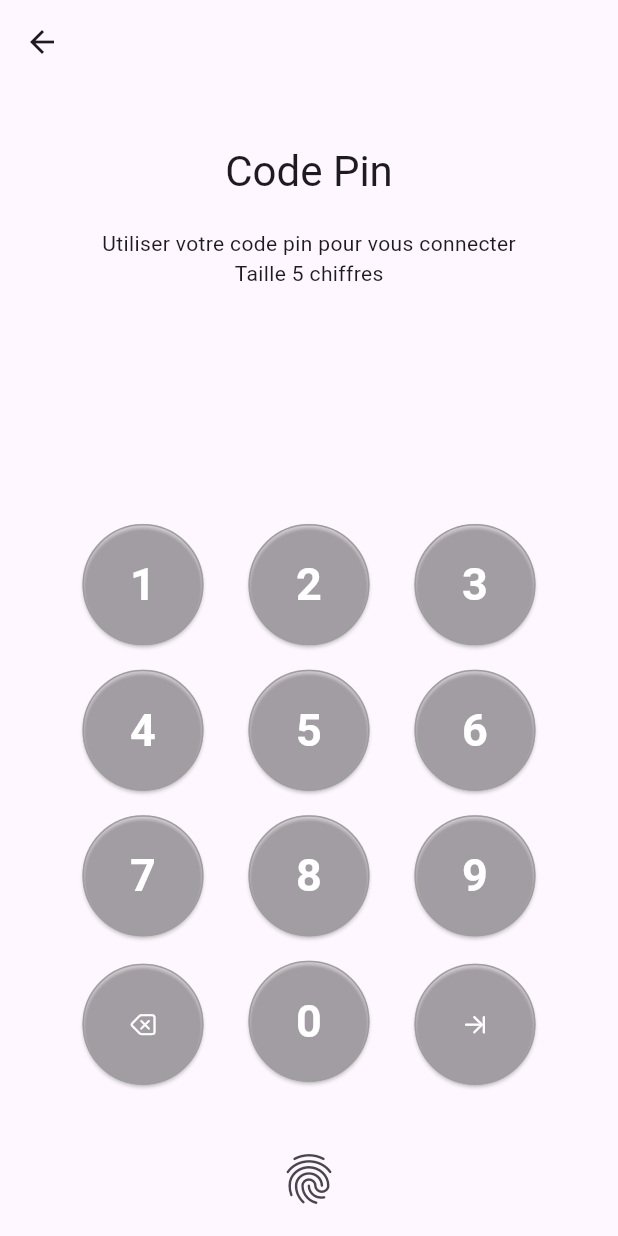
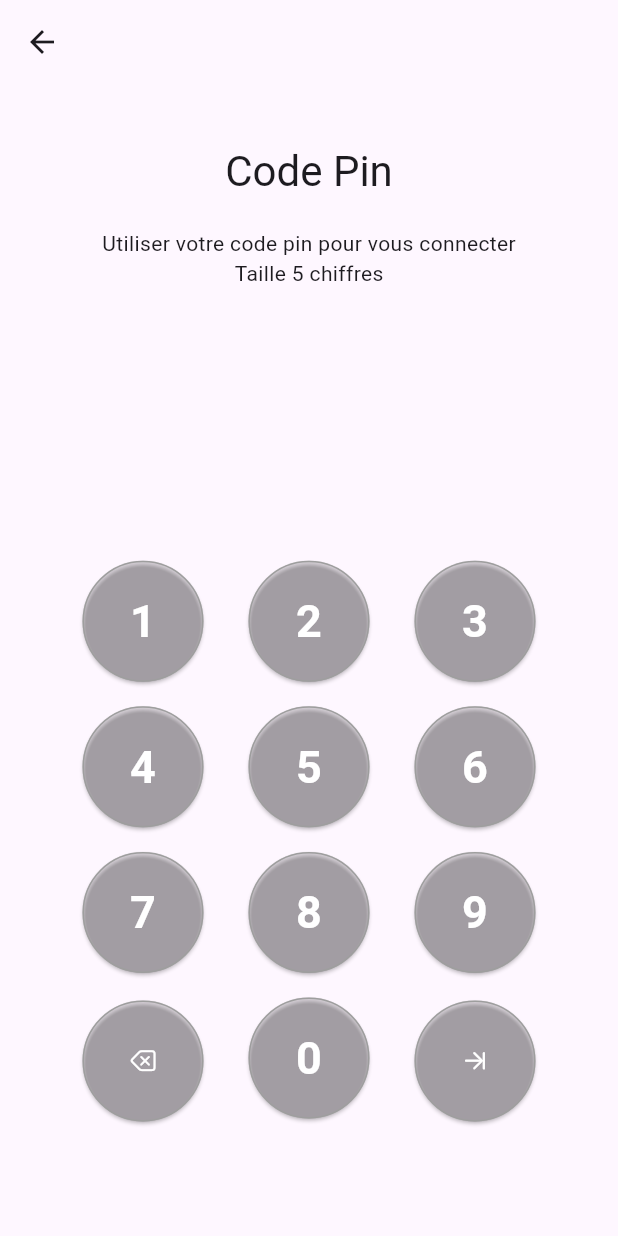
Before and after one commit to Moussa0082/simro_app, a Flutter app: the screen it shows after launch, after a tap on "Se connecter", on a phone screen of 412 x 824 dp. Run offline on Flutter 3.47's test engine with Material 3 defaults, Android fonts, the phone set to English and light mode, and no system bars; our stand-ins replace cached_network_image, carousel_slider, flutter_screenutil, get, image_picker, permission_handler and 2 more; missing offline and left inert: profile_photo, simple_loading_dialog; network calls fail.

Commit message:
add enquete collecte with apply change chcked

```diff
--- a/lib/main.dart
+++ b/lib/main.dart
@@ -5,6 +5,7 @@ import 'package:permission_handler/permission_handler.dart';
 import 'package:provider/provider.dart';
 import 'package:simro/provider/Enqueteur_Provider.dart';
 import 'package:simro/screens/splash.dart';
+import 'package:simro/services/Enquete_Service.dart';
 
 
 void main() async{
@@ -12,6 +13,8 @@ void main() async{
   runApp(
    MultiProvider(providers: [
     ChangeNotifierProvider(create: (_) => EnqueteurProvider()),
+    ChangeNotifierProvider(create: (_) => EnqueteService()),
+
   ], child: const MyApp())
   );
 }
@@ -28,7 +31,7 @@ class _MyAppState extends State<MyApp> {
     @override
   void initState() {
     super.initState();
-    // requestPermissions(); // Demander les permissions dès l'init
+    requestPermissions(); // Demander les permissions dès l'init
   }
 
   // Demande de permissions pour la caméra, la galerie et d'autres services si nécessaire
@@ -50,6 +53,11 @@ Future<void> requestPermissions() async {
     print('Toutes les permissions ont été accordées');
   } else {
     // Si une ou plusieurs permissions sont refusées, afficher une boîte de dialogue
+    _showDialog();
+  }
+}
+
+  void _showDialog(){
     if(context.mounted){
 
      showDialog(
@@ -80,7 +88,6 @@ Future<void> requestPermissions() async {
     );
     }
   }
-}
 
 void _retryPermissions(BuildContext context) async {
   // Redemander les permissions une deuxième fois
--- a/lib/screens/detail_enquete_collecte.dart
+++ b/lib/screens/detail_enquete_collecte.dart
@@ -34,7 +34,7 @@ class _DetailEnqueteCollecteScreenState extends State<DetailEnqueteCollecteScree
           child: Column(
             crossAxisAlignment: CrossAxisAlignment.start,
             children: [
-              buildDetailRow("Nom Marché:", widget.enqueteCollecte!.marche!),
+              buildDetailRow("Marché:", widget.enqueteCollecte!.marche!),
               Divider(thickness: 1),
               buildDetailRow("N° Fiche :",  widget.enqueteCollecte!.num_fiche!),
               Divider(thickness: 1),
--- a/lib/screens/enquete_consommation.dart
+++ b/lib/screens/enquete_consommation.dart
@@ -55,7 +55,7 @@ Future<void> _selectDate(BuildContext context) async {
 
 
 
-@override
+  @override
   Widget build(BuildContext context) {
 
   // Simuler un délai de 4 secondes avant de charger les données
@@ -77,7 +77,7 @@ Future<void> _selectDate(BuildContext context) async {
                 actions:[
                 // Bouton avec trois points
                           PopupMenuButton<String>(
-                            iconColor:vert,
+                            iconColor:blanc,
                             onSelected: (String result) {
                               if (result == 'ajouter') {
                               _openDialog();
--- a/lib/screens/products.dart
+++ b/lib/screens/products.dart
@@ -33,7 +33,9 @@ class _ProductsScreenState extends State<ProductsScreen> {
      ProduitService().fetchProduit().then((produits) {
     setState(() {
       produitList = produits;  // Assigner les produits récupérés à la liste locale
+      // Future.delayed(const Duration(seconds: 5), () {
       isLoading = false;  // Désactiver le chargement
+// });
     });
   });
 
--- a/lib/widgets/app_bar.dart
+++ b/lib/widgets/app_bar.dart
@@ -33,8 +33,7 @@ class ResponsiveAppBar extends StatelessWidget implements PreferredSizeWidget {
                               cornerRadius: 50,
                               color: Colors.black,
                               image: const AssetImage('assets/images/profil.jpg'),
-                            )
-                , // Icône de profil
+                            ), // Icône de profil
                 SizedBox(width: 10), // Espacement entre l'icône et le texte
                 Column(
                   crossAxisAlignment: CrossAxisAlignment.start,
--- a/lib/widgets/pin_code_login.dart
+++ b/lib/widgets/pin_code_login.dart
@@ -134,13 +134,13 @@ class _PinCodeLoginScreenState extends State<PinCodeLoginScreen> {
   });
 },
 
-                centerBottomWidget: IconButton(
-                  icon: const Icon(
-                    Icons.fingerprint,
-                    size: 40,
-                  ),
-                  onPressed: () {},
-                ),
+                // centerBottomWidget: IconButton(
+                //   icon: const Icon(
+                //     Icons.fingerprint,
+                //     size: 40,
+                //   ),
+                //   onPressed: () {},
+                // ),
               ),
             ),
           ],
--- a/lib/widgets/shimmer_effect.dart
+++ b/lib/widgets/shimmer_effect.dart
@@ -21,117 +21,115 @@ import 'package:shimmer/shimmer.dart';
 //  Crad public home shimmer
  // Widget pour représenter une carte shimmer
   Widget buildShimmerCardPublicHomme() {
-    return Shimmer.fromColors(
+return Padding(
+      padding: const EdgeInsets.symmetric(horizontal: 8.0, vertical: 4.0),
+      child: Shimmer.fromColors(
         baseColor: Colors.grey[300]!,
         highlightColor: Colors.grey[100]!,
-      child: Card(
-      elevation: 4.0,
-      margin: const EdgeInsets.symmetric(vertical: 10.0, horizontal: 16.0),
-      shape: RoundedRectangleBorder(
-        borderRadius: BorderRadius.circular(10.0),
+        child: Container(
+          decoration: BoxDecoration(
+            color: Colors.white,
+            borderRadius: BorderRadius.circular(10),
+            boxShadow: [
+              BoxShadow(
+                color: Colors.grey.withOpacity(0.2),
+                spreadRadius: 2,
+                blurRadius: 5,
+                offset: Offset(0, 3),
               ),
-      child: Padding(
-        padding: const EdgeInsets.all(12.0),
+            ],
+          ),
           child: Column(
+            crossAxisAlignment: CrossAxisAlignment.start,
             children: [
               Row(
                 crossAxisAlignment: CrossAxisAlignment.start,
                 children: [
-                // Shimmer effect for product image
-                Shimmer.fromColors(
-                  baseColor: Colors.grey[300]!,
-                  highlightColor: Colors.grey[100]!,
-                  child: Container(
+                  // Image shimmer
+                  Container(
+                    height: 80,
                     width: 80,
-                    height: 80,
-                    decoration: BoxDecoration(
+                    margin: EdgeInsets.all(10),
                     color: Colors.white,
-                      borderRadius: BorderRadius.circular(8.0),
+                  ),
+                  Expanded(
+                    child: Padding(
+                      padding: const EdgeInsets.symmetric(vertical: 10.0),
+                      child: Column(
+                        crossAxisAlignment: CrossAxisAlignment.start,
+                        children: [
+                          // Price header shimmer
+                          Container(
+                            height: 20,
+                            width: 150,
+                            color: Colors.white,
+                          ),
+                          SizedBox(height: 10),
+                          // Price row shimmer
+                          Row(
+                            mainAxisAlignment: MainAxisAlignment.spaceEvenly,
+                            children: [
+                              Container(
+                                height: 20,
+                                width: 50,
+                                color: Colors.white,
+                              ),
+                              Container(
+                                height: 20,
+                                width: 50,
+                                color: Colors.white,
+                              ),
+                              Container(
+                                height: 20,
+                                width: 50,
+                                color: Colors.white,
+                              ),
+                            ],
+                          ),
+                          SizedBox(height: 10),
+                          // Date shimmer
+                          Container(
+                            height: 20,
+                            width: 120,
+                            color: Colors.white,
+                          ),
+                        ],
                       ),
                     ),
                   ),
-                SizedBox(width: 12.0),
-                // Shimmer effect for text details
-                Expanded(
+                ],
+              ),
+              Divider(),
+              Padding(
+                padding: const EdgeInsets.symmetric(horizontal: 10.0),
                 child: Column(
                   crossAxisAlignment: CrossAxisAlignment.start,
                   children: [
-                      Shimmer.fromColors(
-                        baseColor: Colors.grey[300]!,
-                        highlightColor: Colors.grey[100]!,
-                        child: Container(
-                          width: double.infinity,
-                          height: 20.0,
+                    // Product name shimmer
+                    Container(
+                      height: 20,
+                      width: 200,
                       color: Colors.white,
                     ),
+                    SizedBox(height: 5),
+                    // Market count shimmer
+                    Container(
+                      height: 20,
+                      width: 180,
+                      color: Colors.white,
                     ),
-                      SizedBox(height: 8.0),
-                      Row(
-                        mainAxisAlignment: MainAxisAlignment.spaceBetween,
-                        children: [
-                          _buildShimmerPriceBox(),
-                          _buildShimmerPriceBox(),
-                          _buildShimmerPriceBox(),
+                    SizedBox(height: 10),
                   ],
-                      ),
-                      SizedBox(height: 8.0),
-                      Shimmer.fromColors(
-                        baseColor: Colors.grey[300]!,
-                        highlightColor: Colors.grey[100]!,
-                        child: Container(
-                          width: 100.0,
-                          height: 15.0,
-                          color: Colors.white,
                 ),
               ),
             ],
           ),
         ),
-              ],
       ),
-            SizedBox(height: 8.0),
-            // Shimmer effect for bottom text
-            Row(
-              mainAxisAlignment: MainAxisAlignment.spaceBetween,
-              children: [
-                Shimmer.fromColors(
-                  baseColor: Colors.grey[300]!,
-                  highlightColor: Colors.grey[100]!,
-                  child: Container(
-                    width: 150.0,
-                    height: 20.0,
-                    color: Colors.white
-                  ),
-                ),
-                Shimmer.fromColors(
-                  baseColor: Colors.grey[300]!,
-                  highlightColor: Colors.grey[100]!,
-                  child: Container(
-                    width: 120.0,
-                    height: 15.0,
-                    color: Colors.white,
-                  ),
-                ),
-              ],
-            ),
-          ],
-        ),
-      ),
-    )
     );
   }
 
-  Widget _buildShimmerPriceBox() {
-    return Shimmer.fromColors(
-      baseColor: Colors.grey[300]!,
-      highlightColor: Colors.grey[100]!,
-      child: Container(
-        width: 50.0,
-        height: 20.0,
-        color: Colors.grey[300],
-      ),
-    );
-  }
+
 
 
 // end
--- a/pubspec.yaml
+++ b/pubspec.yaml
@@ -34,6 +34,7 @@ dependencies:
   shimmer: ^3.0.0
   carousel_slider: ^5.0.0
   cached_network_image: ^3.3.1
+  intl: ^0.19.0
   provider: ^6.0.5
   simple_loading_dialog: ^1.0.0
   shared_preferences: ^2.2.2
```
Also changed, not shown: lib/screens/enquete_collecte.dart (+124 -31 lines), lib/screens/home.dart (+3 -4 lines), lib/screens/public_home.dart (+8 -9 lines), lib/services/Enquete_Service.dart (+65 -19 lines), lib/services/EnqueteurService.dart (+13 -1 lines), lib/widgets/Snackbar.dart (added, +28 -0 lines), lib/widgets/loading_over_lay.dart (added, +36 -0 lines), pubspec.lock. Lines whose indentation alone changed are shown as unchanged.
